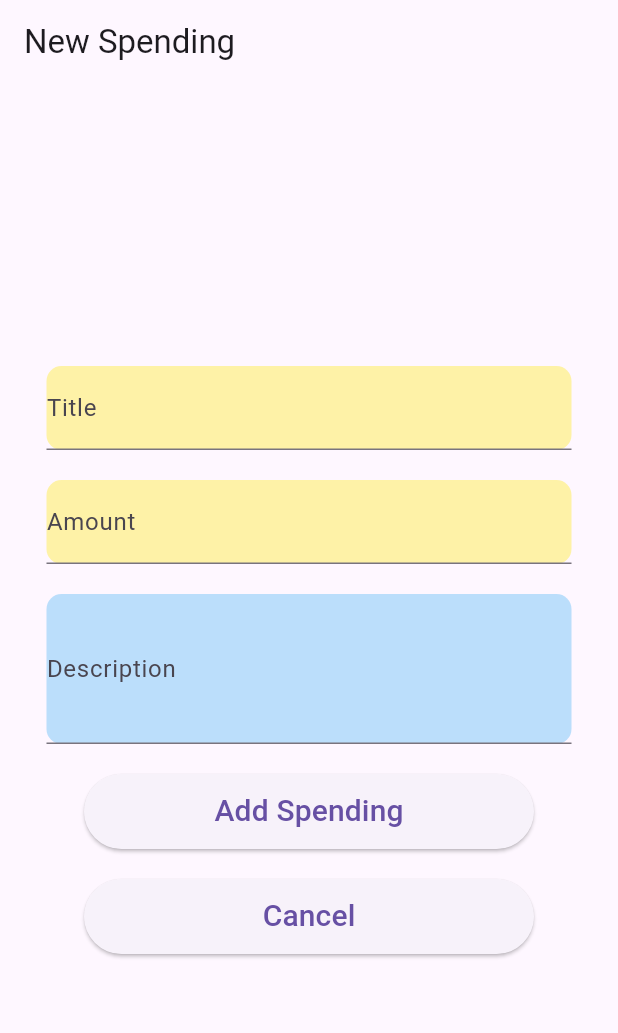
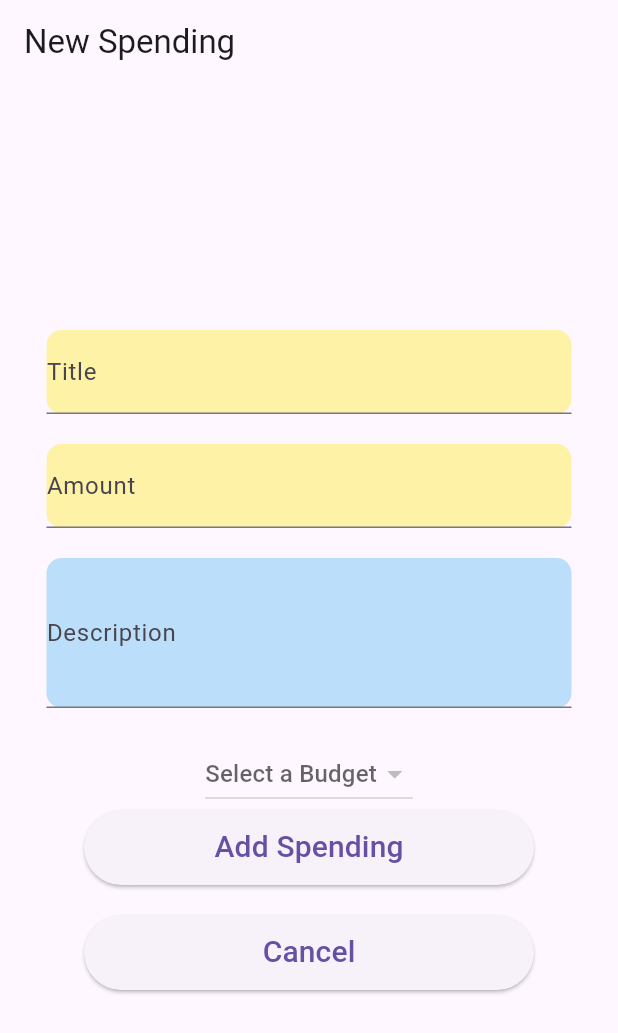
Before and after one commit to jaydapizzuco/Financial-Planning-App, a Flutter app: the AddSpending screen opened directly with empty values, after a tap on "Add Spending", on a phone screen of 412 x 824 dp. Shown: the top 1033 px of the screen. Run offline on Flutter 3.47's test engine with Material 3 defaults, Android fonts, the phone set to English and light mode, and no system bars; our stand-ins replace cloud_firestore, firebase_auth, firebase_core; accounts and stored records are empty.

Commit message:
displaying user's budgets in drop down list on add spending page

```diff
--- a/financial_planner/lib/budget/budgetScreen.dart
+++ b/financial_planner/lib/budget/budgetScreen.dart
@@ -67,12 +67,12 @@ class _BudgetScreenState extends State<BudgetScreen> {
                                 // GestureDetector(
                                 //    child:
                                 Container(
-                                  height: 100,
+                                  height: 150,
                                   width: 350,
                                   decoration: BoxDecoration(
                                       color: Colors.yellowAccent[100],
                                       borderRadius: BorderRadius.all(
-                                          Radius.circular(20))),
+                                          Radius.circular(30))),
                                   child: ListTile(
                                       title: Text(
                                         data['name'] +
@@ -87,7 +87,7 @@ class _BudgetScreenState extends State<BudgetScreen> {
                                       ),
                                       subtitle: Text(data['description'])),
                                 ),
-
+                                SizedBox(height: 20,)
                                 //   onTap: (){
                                 //     Navigator.push(context, MaterialPageRoute(builder: (context) => IncomeInfo(id: data['id'])));
                                 //     ScaffoldMessenger.of(context).showSnackBar(
--- a/financial_planner/lib/spendings/addSpending.dart
+++ b/financial_planner/lib/spendings/addSpending.dart
@@ -26,11 +26,15 @@ class _AddSpendingState extends State<AddSpending> {
   TextEditingController _descriptionController = TextEditingController();
 
   String? balanceId;
+  Stream<QuerySnapshot>? _budgetStream;
+  String? associatedBudgetName ;
+  String? associatedBudgetId ;
 
   @override
   void initState() {
     super.initState();
     setBalance();
+    getBudgets();
   }
 
   void setBalance() async {
@@ -39,6 +43,15 @@ class _AddSpendingState extends State<AddSpending> {
       balanceId = id;
     });
   }
+
+  void getBudgets() async {
+    Stream<QuerySnapshot>? _budgets = await _getBudgets(widget.userId);
+
+    setState(() {
+      _budgetStream = _budgets;
+    });
+  }
+
   @override
   Widget build(BuildContext context) {
     return Scaffold(
@@ -96,6 +109,45 @@ class _AddSpendingState extends State<AddSpending> {
               ),
             ),
             SizedBox(height: 20,),
+            StreamBuilder<QuerySnapshot>(
+                stream: _budgetStream,
+                builder: (BuildContext context,
+                    AsyncSnapshot<QuerySnapshot> snapshot) {
+                  if (snapshot.hasError) {
+                    return Text('something went wrong');
+                  }
+                  if (snapshot.connectionState == ConnectionState.waiting) {
+                    return Text('Loading');
+                  }
+
+                  List<DropdownMenuItem<String>> dropdownItems = [];
+                  Map<String, String> budgetNames = {};
+
+                  snapshot.data!.docs.forEach((DocumentSnapshot document) {
+                    Map<String, dynamic> data = document.data()! as Map<
+                        String,
+                        dynamic>;
+                    String name = data['name'];
+                    String id = data['id'];
+                    budgetNames[id] = name;
+                    dropdownItems.add(DropdownMenuItem<String>(
+                      value: id,
+                      child: Text(name),
+                    ));
+                  });
+                  return DropdownButton<String>(
+                    hint: Text('Select a Budget'),
+                    value: associatedBudgetId,
+                    onChanged: (String? newValue) {
+                      setState(() {
+                        associatedBudgetId = newValue;
+                        associatedBudgetName = budgetNames[newValue];
+                      });
+                    },
+                    items: dropdownItems,
+                  );
+                }),
+
             SizedBox(
                 height: 50,
                 width: 300,
@@ -160,6 +212,15 @@ class _AddSpendingState extends State<AddSpending> {
     return balanceId;
   }
 
+  Future<Stream<QuerySnapshot>> _getBudgets(String? id) async {
+    Stream<QuerySnapshot> budgets = await FirebaseFirestore.instance
+        .collection('Budgets')
+        .where('userId', isEqualTo:  widget.userId)
+        .snapshots();
+
+    return budgets;
+  }
+
   void _addSpending(Spending spending) {
     final spendingCollection = FirebaseFirestore.instance.collection("Spendings");
 
```
